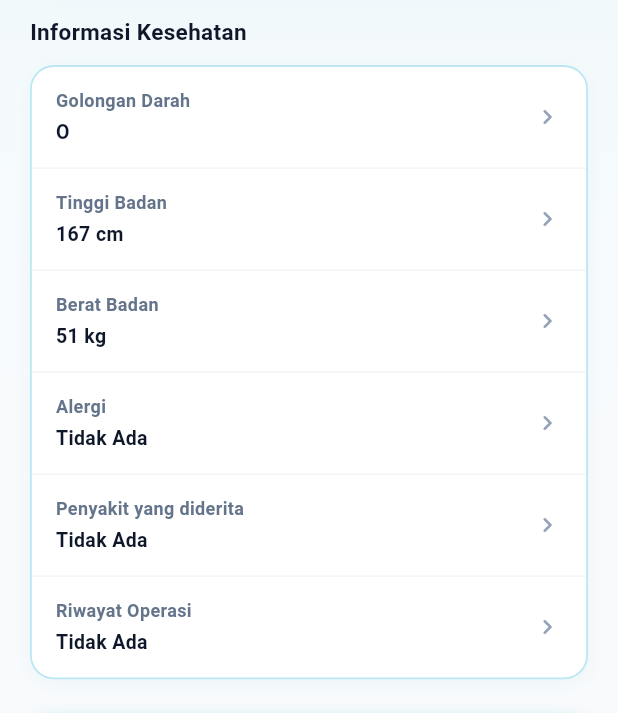
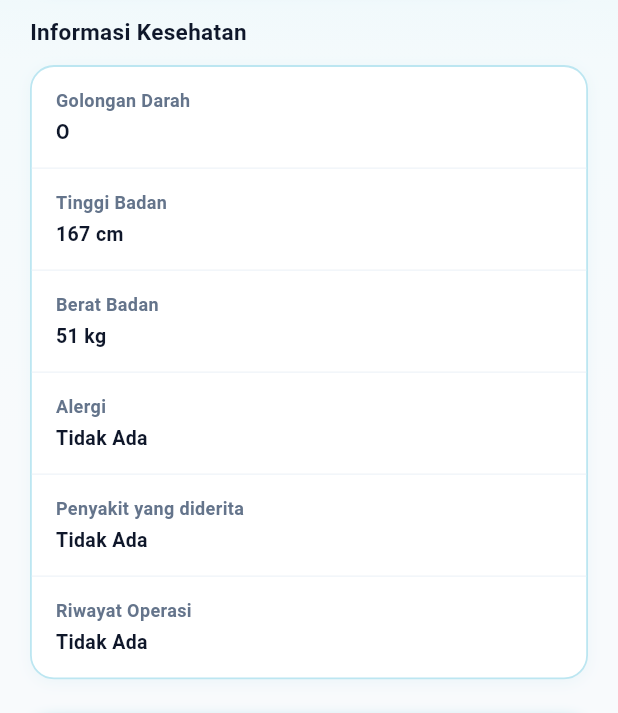
Before and after one commit to pirdaw/heartcare, a Flutter app: the DataKesehatanPage screen opened directly, on a phone screen of 412 x 824 dp. Shown: the part 243-956 px from the top of the screen. Run offline on Flutter 3.47's test engine with Material 3 defaults, Android fonts, the phone set to English and light mode, and no system bars; our stand-ins replace cloud_firestore, firebase_auth, firebase_core, image_picker, shared_preferences; accounts and stored records are empty.

Commit message:
Update health data page

```diff
--- a/lib/pages/data_kesehatan_page.dart
+++ b/lib/pages/data_kesehatan_page.dart
@@ -558,13 +558,7 @@ class _DataKesehatanPageState extends State<DataKesehatanPage> {
     bool isLast = false,
     bool isDark = false,
   }) {
-    return InkWell(
-      onTap: _showEditSheet,
-      borderRadius: BorderRadius.vertical(
-        top: isFirst ? const Radius.circular(16) : Radius.zero,
-        bottom: isLast ? const Radius.circular(16) : Radius.zero,
-      ),
-      child: Padding(
+    return Padding(
       padding: const EdgeInsets.symmetric(horizontal: 16, vertical: 14),
       child: Row(
         children: [
@@ -599,13 +593,7 @@ class _DataKesehatanPageState extends State<DataKesehatanPage> {
               ],
             ),
           ),
-            Icon(
-              Icons.chevron_right_rounded,
-              size: 20,
-              color: isDark ? const Color(0xFF64748B) : const Color(0xFF94A3B8),
-            ),
         ],
-        ),
       ),
     );
   }
```
Lines whose indentation alone changed are shown as unchanged.
